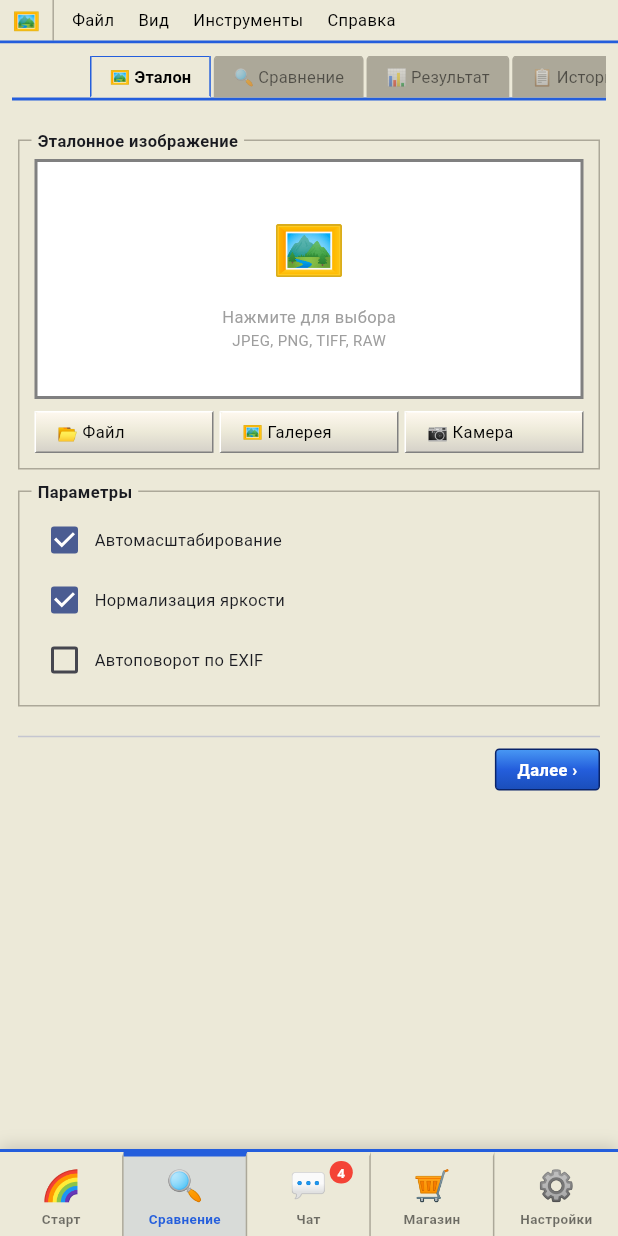
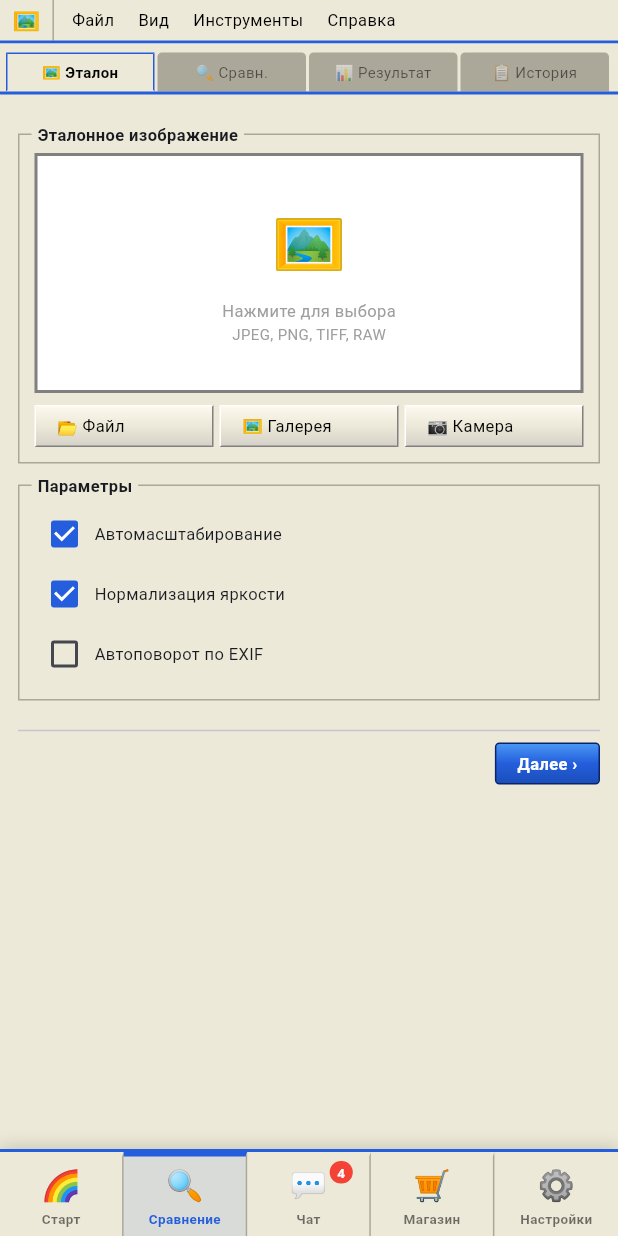
Before and after one commit to ppvesna/foto-compare, a Flutter app: the screen it shows after launch, item 2 of the bottom bar chosen, on a phone screen of 412 x 824 dp. Run offline on Flutter 3.47's test engine with Material 3 defaults, Android fonts, the phone set to English and light mode, and no system bars; our stand-ins replace image_picker, sqflite, supabase_flutter; accounts and stored records are empty; Roboto replaces fonts that are missing (Arial).

Commit message:
Fix tabs layout, enable checkboxes, apply zoom/rotation to all view modes
- Tabs (Эталон/Сравн./Результат/История) now fill full screen width equally
- Checkboxes Автомасштабирование/Нормализация/Автоповорот now stateful
- Zoom and rotation applied to slider and overlay modes (was only side-by-side)

https://claude.ai/code/session_01SYdGBKvBkUENM7TUXVJdMv

```diff
--- a/lib/screens/compare_screen.dart
+++ b/lib/screens/compare_screen.dart
@@ -26,6 +26,11 @@ class _CompareScreenState extends State<CompareScreen>
   String _mode      = 's'; // s=slider, d=side, o=overlay
   bool   _comparing = false;
   CompareResult? _result;
+
+  // Параметры обработки
+  bool _autoScale    = true;
+  bool _normBright   = true;
+  bool _autoRotate   = false;
 
   // Заглушки истории
   final _history = [
@@ -140,22 +145,15 @@ class _CompareScreenState extends State<CompareScreen>
       // Табы
       Container(
         color: AppTheme.silver,
-        padding: const EdgeInsets.fromLTRB(8, 8, 8, 0),
-        child: TabBar(
-          controller: _tabs,
-          isScrollable: true,
-          labelPadding: EdgeInsets.zero,
-          indicatorColor: Colors.transparent,
-          dividerColor: AppTheme.blue,
-          dividerHeight: 2,
-          tabs: [
+        padding: const EdgeInsets.fromLTRB(4, 6, 4, 0),
+        child: Row(children: [
           _xpTab('🖼️ Эталон',   0),
-            _xpTab('🔍 Сравнение', 1),
+          _xpTab('🔍 Сравн.',   1),
           _xpTab('📊 Результат', 2),
-            _xpTab('📋 История',   3),
-          ],
+          _xpTab('📋 История',  3),
+        ]),
       ),
-      ),
+      Container(height: 2, color: AppTheme.blue),
 
       // Контент табов
       Expanded(
@@ -174,14 +172,15 @@ class _CompareScreenState extends State<CompareScreen>
   }
 
   Widget _xpTab(String label, int idx) {
-    return AnimatedBuilder(
+    return Expanded(
+      child: AnimatedBuilder(
         animation: _tabs,
         builder: (_, __) {
           final active = _tabs.index == idx;
           return GestureDetector(
             onTap: () => _tabs.animateTo(idx),
             child: Container(
-            padding: const EdgeInsets.symmetric(horizontal: 12, vertical: 5),
+              padding: const EdgeInsets.symmetric(horizontal: 4, vertical: 5),
               margin: const EdgeInsets.only(right: 2),
               decoration: BoxDecoration(
                 color: active ? AppTheme.silver : AppTheme.silverDark,
@@ -195,13 +194,15 @@ class _CompareScreenState extends State<CompareScreen>
                   topLeft: Radius.circular(3), topRight: Radius.circular(3)),
               ),
               child: Text(label,
+                  textAlign: TextAlign.center,
                   style: TextStyle(
-                    fontSize: 11,
+                      fontSize: 10,
                       fontWeight: active ? FontWeight.bold : FontWeight.normal,
                       color: active ? Colors.black : Colors.black54)),
             ),
           );
         },
+      ),
     );
   }
 
@@ -248,9 +249,12 @@ class _CompareScreenState extends State<CompareScreen>
           ]),
         ])),
         XpGroup(label: 'Параметры', child: Column(children: [
-          _check('Автомасштабирование', true),
-          _check('Нормализация яркости', true),
-          _check('Автоповорот по EXIF', false),
+          _check('Автомасштабирование', _autoScale,
+              (v) => setState(() => _autoScale = v)),
+          _check('Нормализация яркости', _normBright,
+              (v) => setState(() => _normBright = v)),
+          _check('Автоповорот по EXIF', _autoRotate,
+              (v) => setState(() => _autoRotate = v)),
         ])),
         const SizedBox(height: 12),
         const Divider(),
@@ -433,14 +437,22 @@ class _CompareScreenState extends State<CompareScreen>
       );
     }
 
+    final transform = Matrix4.identity()
+      ..scale(_zoom)
+      ..rotateZ(_rotation * 3.14159 / 180);
+
     if (_mode == 'o') {
-      return Stack(fit: StackFit.expand, children: [
+      return Transform(
+        transform: transform,
+        alignment: Alignment.center,
+        child: Stack(fit: StackFit.expand, children: [
           if (_refImg != null) Image.memory(_refImg!, fit: BoxFit.contain),
           Opacity(opacity: _opacity,
               child: _cmpImg != null
                   ? Image.memory(_cmpImg!, fit: BoxFit.contain)
                   : const SizedBox()),
-      ]);
+        ]),
+      );
     }
 
     // Слайдер (default)
@@ -452,7 +464,10 @@ class _CompareScreenState extends State<CompareScreen>
             (d.localPosition.dx / box.size.width).clamp(0.0, 1.0));
       },
       child: LayoutBuilder(builder: (_, c) {
-        return Stack(fit: StackFit.expand, children: [
+        return Transform(
+          transform: transform,
+          alignment: Alignment.center,
+          child: Stack(fit: StackFit.expand, children: [
           if (_refImg != null) Image.memory(_refImg!, fit: BoxFit.contain),
           if (_cmpImg != null) ClipRect(
             clipper: _RightClipper(_sliderPos * c.maxWidth),
@@ -478,7 +493,7 @@ class _CompareScreenState extends State<CompareScreen>
               child: _ImgLabel('Эталон')),
           const Positioned(right: 8, top: 8,
               child: _ImgLabel('Фото')),
-        ]);
+        ]));
       }),
     );
   }
@@ -678,9 +693,10 @@ class _CompareScreenState extends State<CompareScreen>
     );
   }
 
-  Widget _check(String label, bool val) {
+  Widget _check(String label, bool val, ValueChanged<bool> onChange) {
     return Row(children: [
-      Checkbox(value: val, onChanged: (_) {},
+      Checkbox(value: val, onChanged: (v) => onChange(v ?? val),
+          activeColor: AppTheme.blue,
           materialTapTargetSize: MaterialTapTargetSize.shrinkWrap),
       Text(label, style: const TextStyle(fontSize: 11)),
     ]);
```
Lines whose indentation alone changed are shown as unchanged.
